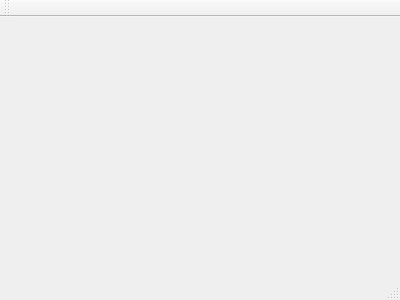
This is mainwindow.ui in Grandduchy/8080 as Qt 5 draws it before an edit. The edited form follows.
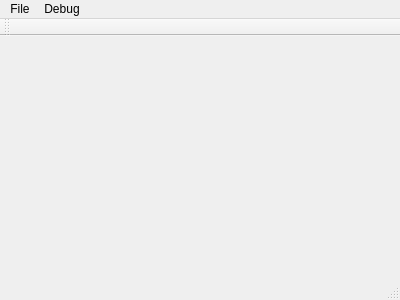
This is the edited form.

```diff
--- a/mainwindow.ui
+++ b/mainwindow.ui
@@ -23,6 +23,18 @@
      <height>22</height>
     </rect>
    </property>
+   <widget class="QMenu" name="menuFile">
+    <property name="title">
+     <string>File</string>
+    </property>
+   </widget>
+   <widget class="QMenu" name="menuDebug">
+    <property name="title">
+     <string>Debug</string>
+    </property>
+   </widget>
+   <addaction name="menuFile"/>
+   <addaction name="menuDebug"/>
   </widget>
   <widget class="QToolBar" name="mainToolBar">
    <attribute name="toolBarArea">
```
